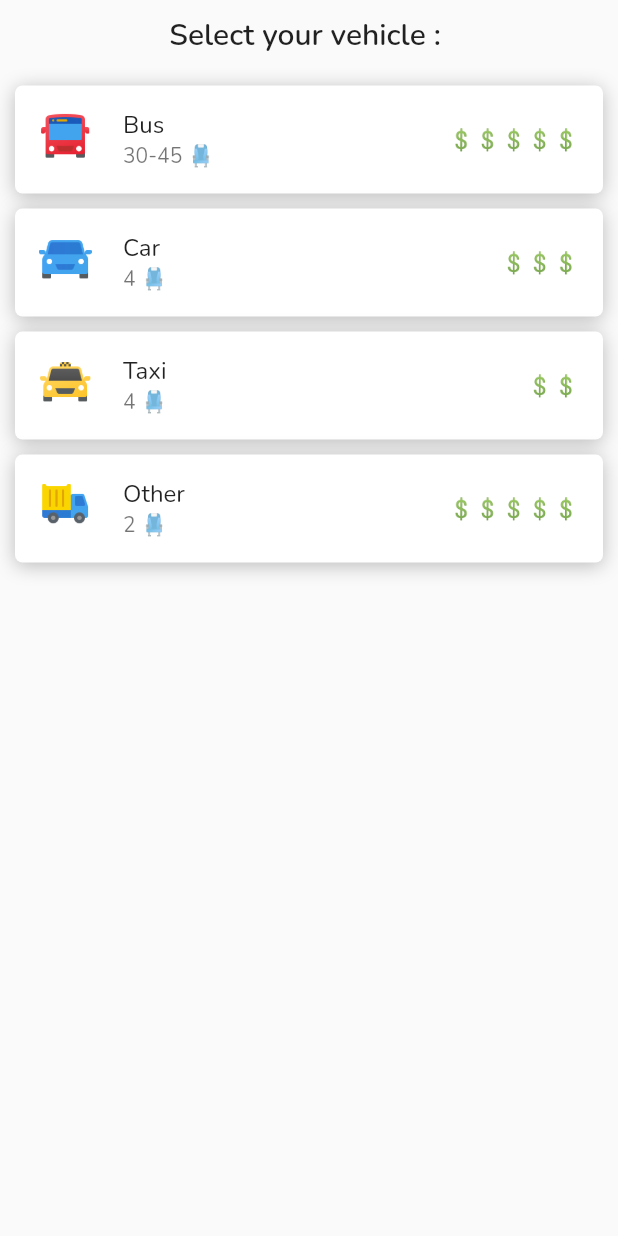
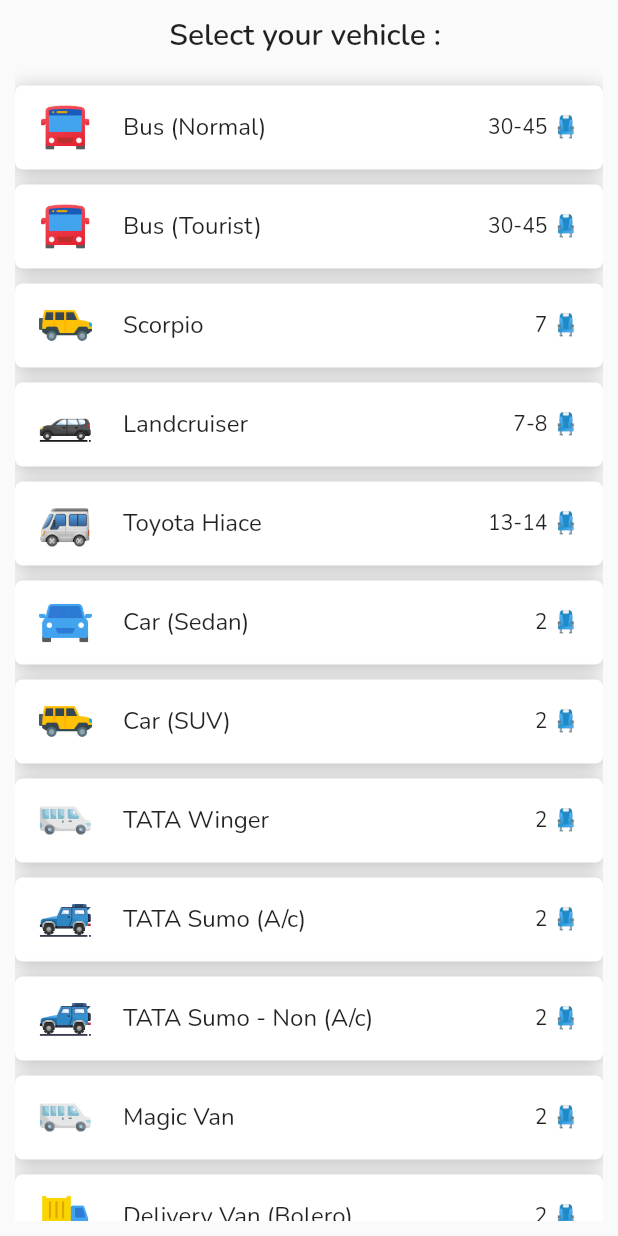
Before and after one commit to kafle1/hamro-yatayat, a Flutter app: the Vehicles screen opened by its route, on a phone screen of 412 x 824 dp. Run offline on Flutter 3.47's test engine with Material 2 defaults, Android fonts, the phone set to English and light mode, and no system bars; our stand-ins replace carousel_pro_nullsafety, cloud_firestore, firebase_auth, firebase_core, flutter_spinkit, google_sign_in and 1 more; missing offline and left inert: syncfusion_flutter_pdf; accounts and stored records are empty.

Commit message:
Add New Vehicle Types + Bugs Fix

```diff
--- a/lib/components/bookingHistoryList.dart
+++ b/lib/components/bookingHistoryList.dart
@@ -45,6 +45,7 @@
               return MyBookingCard(
                 vehicleType: data['vehicleType'] ?? '',
                 date: data['bookingDate'] ?? '',
+                icon: data['icons'],
                 status: data['status'] ?? '',
                 onClick: () {
                   Navigator.pushNamed(context, BookingDetailsScreen.id,
--- a/lib/components/my_booking_card.dart
+++ b/lib/components/my_booking_card.dart
@@ -5,6 +5,7 @@
 class MyBookingCard extends StatelessWidget {
   final String vehicleType;
   final String date;
+  final String icon;
   final String? status;
   final void Function()? onClick;
 
@@ -12,6 +13,7 @@
       {required this.vehicleType,
       required this.date,
       required this.status,
+      required this.icon,
       this.onClick});
 
   @override
@@ -67,8 +69,8 @@
                       ),
                     ),
                     VehicleCard(
-                      iconPath: 'assets/images/icons/$vehicleType.png',
-                      lable: '$vehicleType',
+                      iconPath: 'assets/images/icons/$icon.png',
+                      lable: '${vehicleType}',
                       booking: true,
                     )
                   ],
--- a/lib/components/vehicles.dart
+++ b/lib/components/vehicles.dart
@@ -25,24 +25,69 @@
               height: 15,
             ),
             VehicleTile(
-              vehicle: 'Bus',
+              vehicle: 'Bus (Normal)',
+              icon: 'Bus',
               seats: '30-45',
-              price: '💲💲💲💲💲',
             ),
             VehicleTile(
-              vehicle: 'Car',
-              seats: '4',
-              price: '💲💲💲',
+              vehicle: 'Bus (Tourist)',
+              icon: 'Bus',
+              seats: '30-45',
             ),
             VehicleTile(
-              vehicle: 'Taxi',
-              seats: '4',
-              price: '💲💲',
+              vehicle: 'Scorpio',
+              icon: 'Suv',
+              seats: '7',
             ),
             VehicleTile(
-              vehicle: 'Other',
+              vehicle: 'Landcruiser',
+              icon: 'Cruiser',
+              seats: '7-8',
+            ),
+            VehicleTile(
+              vehicle: 'Toyota Hiace',
+              icon: 'Micro',
+              seats: '13-14',
+            ),
+            VehicleTile(
+              vehicle: 'Car (Sedan)',
+              icon: 'Car',
               seats: '2',
-              price: '💲💲💲💲💲',
+            ),
+            VehicleTile(
+              vehicle: 'Car (SUV)',
+              icon: 'Suv',
+              seats: '2',
+            ),
+            VehicleTile(
+              vehicle: 'TATA Winger',
+              icon: 'Van',
+              seats: '2',
+            ),
+            VehicleTile(
+              vehicle: 'TATA Sumo (A/c)',
+              icon: 'Jeep',
+              seats: '2',
+            ),
+            VehicleTile(
+              vehicle: 'TATA Sumo - Non (A/c)',
+              icon: 'Jeep',
+              seats: '2',
+            ),
+            VehicleTile(
+              vehicle: 'Magic Van',
+              icon: 'Van',
+              seats: '2',
+            ),
+            VehicleTile(
+              vehicle: 'Delivery Van (Bolero)',
+              icon: 'Other',
+              seats: '2',
+            ),
+            VehicleTile(
+              vehicle: 'TATA Ace (Cargo / Carrier Van )',
+              icon: 'Carrier',
+              seats: '2',
             ),
           ],
         ),
@@ -53,10 +98,11 @@
 
 class VehicleTile extends StatelessWidget {
   final String? vehicle;
+  final String? icon;
+
   final String? seats;
-  final String? price;
 
-  VehicleTile({this.vehicle, this.seats, this.price});
+  VehicleTile({this.vehicle, this.seats, this.icon});
   @override
   Widget build(BuildContext context) {
     return Container(
@@ -67,17 +113,16 @@
           borderRadius: BorderRadius.circular(5)),
       child: ListTile(
         leading: Image(
-          image: AssetImage('assets/images/icons/$vehicle.png'),
+          image: AssetImage('assets/images/icons/$icon.png'),
           height: 35,
           width: 35,
         ),
-        subtitle: Text('$seats 💺'),
+        trailing: Text('$seats 💺'),
         title: Text(
           '$vehicle',
         ),
-        trailing: Text('$price'),
         onTap: () {
-          Navigator.pop(context, vehicle);
+          Navigator.pop(context, {'vehicle': vehicle, 'icon': icon});
         },
       ),
     );
--- a/lib/screens/booking/createBooking/create_booking_screen.dart
+++ b/lib/screens/booking/createBooking/create_booking_screen.dart
@@ -36,6 +36,7 @@
   String? days;
   String? email;
   DateTime? _date;
+  String? icon;
 
   @override
   Widget build(BuildContext context) {
@@ -115,11 +116,12 @@
                             MaterialButton(
                               onPressed: () async {
                                 dynamic newValue = await Navigator.pushNamed(
-                                    context, Vehicles.id);
+                                    context, Vehicles.id) as Map;
 
                                 if (newValue != null) {
                                   setState(() {
-                                    vehicleType = newValue;
+                                    vehicleType = newValue['vehicle'];
+                                    icon = newValue['icon'];
                                   });
                                 }
                               },
@@ -201,7 +203,7 @@
                                 ? 'Enter number of days you want to book the vehicle for'
                                 : null,
                             placeholder:
-                                'Enter duration of booking(Eg: 4 days, 5 Hours)',
+                                'Enter no. of days you want to book the vehicle',
                             onChange: (value) {
                               setState(() {
                                 days = value;
@@ -340,6 +342,7 @@
                                             noOfTrips: tripSelected,
                                             phoneNumber: phoneNumber,
                                             email: email,
+                                            icon: icon,
                                             emergencyBooking:
                                                 isEmergencyBooking);
 
--- a/lib/screens/home/home_screen.dart
+++ b/lib/screens/home/home_screen.dart
@@ -203,6 +203,7 @@
                               document.data()! as Map<String, dynamic>;
                           return MyBookingCard(
                             vehicleType: data['vehicleType'] ?? '',
+                            icon: data['icon'] ?? '',
                             date: data['bookingDate'] ?? '',
                             status: data['status'] ?? '',
                             onClick: () {
--- a/lib/services/database.dart
+++ b/lib/services/database.dart
@@ -71,6 +71,7 @@
       String? noOfTrips,
       String? phoneNumber,
       String? email,
+      String? icon,
       bool? emergencyBooking}) async {
     try {
       //Create a random order id
@@ -92,6 +93,7 @@
         'status': 'Pending',
         'bookingId': random.nextInt(1000000),
         'paymentStatus': 'Pending',
+        'icon': icon,
         'bookingDate':
             DateFormat('yyyy-MM-dd  kk:mm').format(DateTime.now()).toString()
       });
```
Also changed, not shown: assets/images/icons/Carrier.png (added), assets/images/icons/Cruiser.png (added), assets/images/icons/Jeep.png (added), assets/images/icons/Micro.png (added), assets/images/icons/Suv.png (added), assets/images/icons/Van.png (added).
